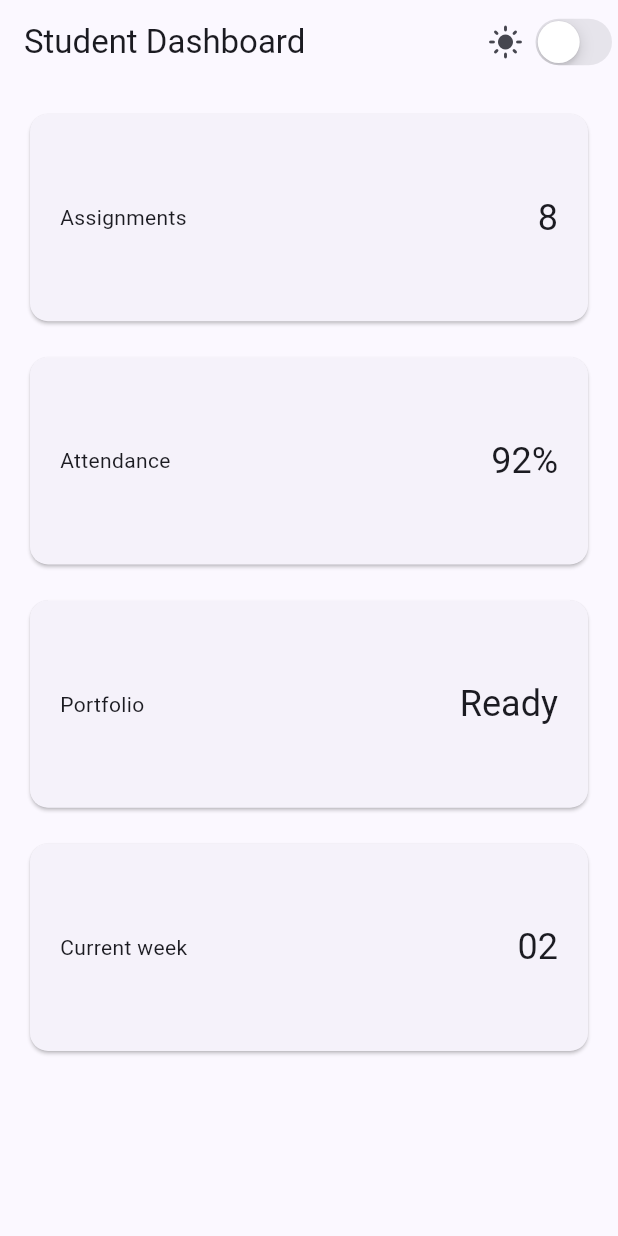
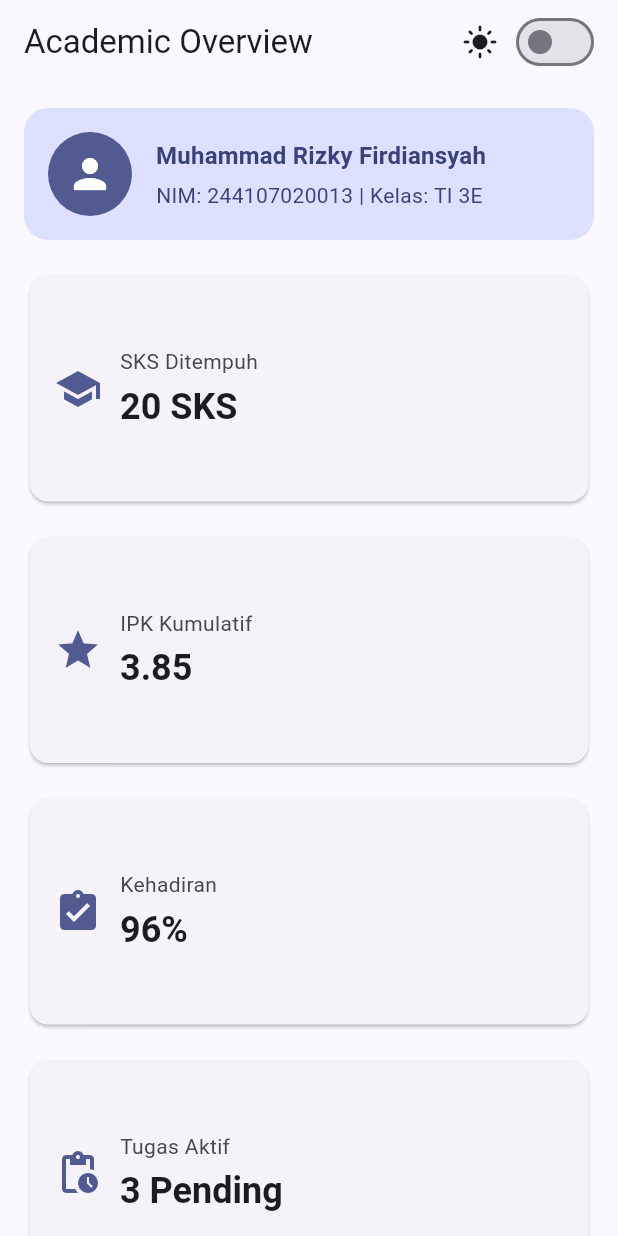
Before and after one commit to RizkyFirdiansyah/244107020013-mobile-course, a Flutter app: the screen it shows after launch, on a phone screen of 412 x 824 dp. Run offline on Flutter 3.47's test engine with Material 3 defaults, Android fonts, the phone set to English and light mode, and no system bars.

Commit message:
feat: Academic Overview

```diff
--- a/02-week-2-declarative-ui-responsive-design/lib/main.dart
+++ b/02-week-2-declarative-ui-responsive-design/lib/main.dart
@@ -2,6 +2,8 @@ import 'package:flutter/cupertino.dart';
 import 'package:flutter/material.dart';
 
 void main() => runApp(const DashboardApp());
+
+const kWideBreakpoint = 700;
 
 class DashboardApp extends StatefulWidget {
   const DashboardApp({super.key});
@@ -17,15 +19,18 @@ class _DashboardAppState extends State<DashboardApp> {
   Widget build(BuildContext context) {
     return MaterialApp(
       debugShowCheckedModeBanner: false,
-      theme: ThemeData(useMaterial3: true, colorSchemeSeed: Colors.indigo),
+      title: 'Academic Overview',
+      theme: ThemeData(
+        useMaterial3: true,
+        colorSchemeSeed: Colors.indigo,
+        brightness: Brightness.light,
+      ),
       darkTheme: ThemeData(
         useMaterial3: true,
+        colorSchemeSeed: Colors.indigo,
         brightness: Brightness.dark,
-        colorSchemeSeed: Colors.indigo,
       ),
-      // themeMode: isDark ? ThemeMode.dark : ThemeMode.light,
-      // themeMode: ThemeMode.dark,
-      themeMode: ThemeMode.system,
+      themeMode: isDark ? ThemeMode.dark : ThemeMode.light,
       home: DashboardPage(
         isDark: isDark,
         onDarkChanged: (value) => setState(() => isDark = value),
@@ -45,64 +50,190 @@ class DashboardPage extends StatelessWidget {
 
   @override
   Widget build(BuildContext context) {
+    final theme = Theme.of(context);
+
     return Scaffold(
       appBar: AppBar(
-        title: const Text('Student Dashboard'),
+        title: const Text('Academic Overview'),
         actions: [
           Row(
             children: [
-              Icon(isDark ? Icons.dark_mode : Icons.light_mode),
-              const SizedBox(width: 4),
+              Icon(
+                isDark ? Icons.dark_mode : Icons.light_mode,
+                color: theme.colorScheme.onSurface,
+              ),
+              const SizedBox(width: 8),
               Semantics(
-                label: 'Pengatur Tema Mode Gelap',
-                hint: 'Ketuk untuk mengaktifkan atau menonaktifkan mode gelap',
+                label: 'Toggle Dark Mode',
+                hint: 'Mengubah tema aplikasi antara terang dan gelap',
                 toggled: isDark,
-                child: CupertinoSwitch(value: isDark, onChanged: onDarkChanged),
+                child: Switch.adaptive(value: isDark, onChanged: onDarkChanged),
               ),
+              const SizedBox(width: 12),
             ],
           ),
         ],
       ),
-      body: LayoutBuilder(
+      body: SingleChildScrollView(
+        padding: const EdgeInsets.all(16),
+        child: Column(
+          crossAxisAlignment: CrossAxisAlignment.start,
+          children: [
+            // Header Profil Mahasiswa
+            const ProfileHeader(),
+            const SizedBox(height: 20),
+
+            // Grid Responsif Kartu Informasi Academic
+            LayoutBuilder(
               builder: (context, constraints) {
-          final columns = constraints.maxWidth >= 700 ? 2 : 1;
+                final isWide = constraints.maxWidth >= kWideBreakpoint;
+                final columns = isWide ? 2 : 1;
+
                 return GridView.count(
-            padding: const EdgeInsets.all(16),
+                  shrinkWrap: true,
+                  physics: const NeverScrollableScrollPhysics(),
                   crossAxisCount: columns,
                   crossAxisSpacing: 16,
                   mainAxisSpacing: 16,
-            childAspectRatio: 2.6,
+                  childAspectRatio: isWide ? 2.8 : 2.4,
                   children: const [
-              DashboardCard(title: 'Assignments', value: '8'),
-              DashboardCard(title: 'Attendance', value: '92%'),
-              DashboardCard(title: 'Portfolio', value: 'Ready'),
-              DashboardCard(title: 'Current week', value: '02'),
+                    InfoCard(
+                      title: 'SKS Ditempuh',
+                      value: '20 SKS',
+                      icon: Icons.school,
+                    ),
+                    InfoCard(
+                      title: 'IPK Kumulatif',
+                      value: '3.85',
+                      icon: Icons.grade,
+                    ),
+                    InfoCard(
+                      title: 'Kehadiran',
+                      value: '96%',
+                      icon: Icons.assignment_turned_in,
+                    ),
+                    InfoCard(
+                      title: 'Tugas Aktif',
+                      value: '3 Pending',
+                      icon: Icons.pending_actions,
+                    ),
                   ],
                 );
               },
+            ),
+          ],
+        ),
       ),
     );
   }
 }
 
-class DashboardCard extends StatelessWidget {
-  const DashboardCard({required this.title, required this.value, super.key});
-  final String title;
-  final String value;
+class ProfileHeader extends StatelessWidget {
+  const ProfileHeader({super.key});
 
   @override
   Widget build(BuildContext context) {
+    final theme = Theme.of(context);
+
     return Semantics(
-      label: 'Kartu Informasi $title',
-      value: value,
+      label: 'Informasi Profil Mahasiswa',
+      container: true,
+      child: Container(
+        padding: const EdgeInsets.all(16),
+        decoration: BoxDecoration(
+          color: theme.colorScheme.primaryContainer,
+          borderRadius: BorderRadius.circular(16),
+        ),
+        child: Row(
+          children: [
+            CircleAvatar(
+              radius: 28,
+              backgroundColor: theme.colorScheme.primary,
+              child: Icon(
+                Icons.person,
+                color: theme.colorScheme.onPrimary,
+                size: 32,
+              ),
+            ),
+            const SizedBox(width: 16),
+            Expanded(
+              child: Column(
+                crossAxisAlignment: CrossAxisAlignment.start,
+                children: [
+                  Text(
+                    'Muhammad Rizky Firdiansyah',
+                    style: theme.textTheme.titleMedium?.copyWith(
+                      fontWeight: FontWeight.bold,
+                      color: theme.colorScheme.onPrimaryContainer,
+                    ),
+                  ),
+                  const SizedBox(height: 4),
+                  Text(
+                    'NIM: 244107020013 | Kelas: TI 3E',
+                    style: theme.textTheme.bodyMedium?.copyWith(
+                      color: theme.colorScheme.onPrimaryContainer,
+                    ),
+                  ),
+                ],
+              ),
+            ),
+          ],
+        ),
+      ),
+    );
+  }
+}
+
+class InfoCard extends StatelessWidget {
+  const InfoCard({
+    required this.title,
+    required this.value,
+    required this.icon,
+    super.key,
+  });
+
+  final String title;
+  final String value;
+  final IconData icon;
+
+  @override
+  Widget build(BuildContext context) {
+    final theme = Theme.of(context);
+
+    return Semantics(
+      label: '$title: $value',
       container: true,
       child: Card(
+        elevation: 1,
+        shape: RoundedRectangleBorder(borderRadius: BorderRadius.circular(12)),
         child: Padding(
-          padding: const EdgeInsets.all(20),
+          padding: const EdgeInsets.all(16),
           child: Row(
             children: [
-              Expanded(child: Text(title)),
-              Text(value, style: Theme.of(context).textTheme.headlineSmall),
+              Icon(icon, size: 32, color: theme.colorScheme.primary),
+              const SizedBox(width: 12),
+              Expanded(
+                child: Column(
+                  mainAxisAlignment: MainAxisAlignment.center,
+                  crossAxisAlignment: CrossAxisAlignment.start,
+                  children: [
+                    Text(
+                      title,
+                      style: theme.textTheme.bodyMedium?.copyWith(
+                        color: theme.colorScheme.onSurfaceVariant,
+                      ),
+                    ),
+                    const SizedBox(height: 4),
+                    Text(
+                      value,
+                      style: theme.textTheme.headlineSmall?.copyWith(
+                        fontWeight: FontWeight.bold,
+                        color: theme.colorScheme.onSurface,
+                      ),
+                    ),
+                  ],
+                ),
+              ),
             ],
           ),
         ),
@@ -110,6 +241,32 @@ class DashboardCard extends StatelessWidget {
     );
   }
 }
+
+// class DashboardCard extends StatelessWidget {
+//   const DashboardCard({required this.title, required this.value, super.key});
+//   final String title;
+//   final String value;
+
+//   @override
+//   Widget build(BuildContext context) {
+//     return Semantics(
+//       label: 'Kartu Informasi $title',
+//       value: value,
+//       container: true,
+//       child: Card(
+//         child: Padding(
+//           padding: const EdgeInsets.all(20),
+//           child: Row(
+//             children: [
+//               Expanded(child: Text(title)),
+//               Text(value, style: Theme.of(context).textTheme.headlineSmall),
+//             ],
+//           ),
+//         ),
+//       ),
+//     );
+//   }
+// }
 
 // void main() => runApp(const ProfileApp());
 
```
Lines whose indentation alone changed are shown as unchanged.
